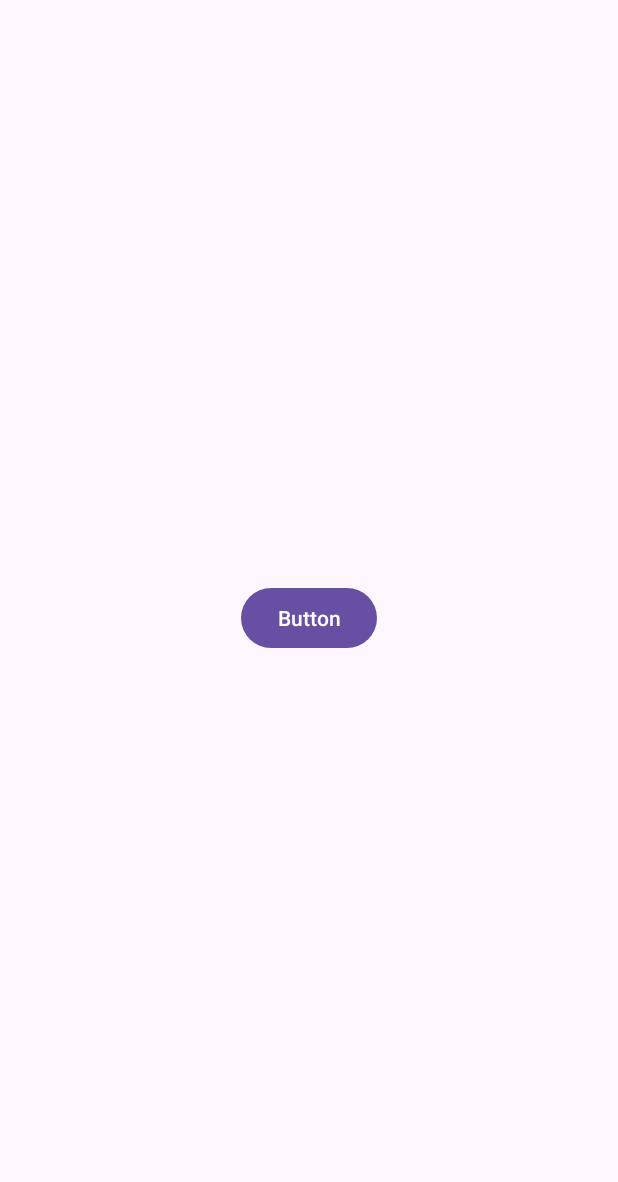
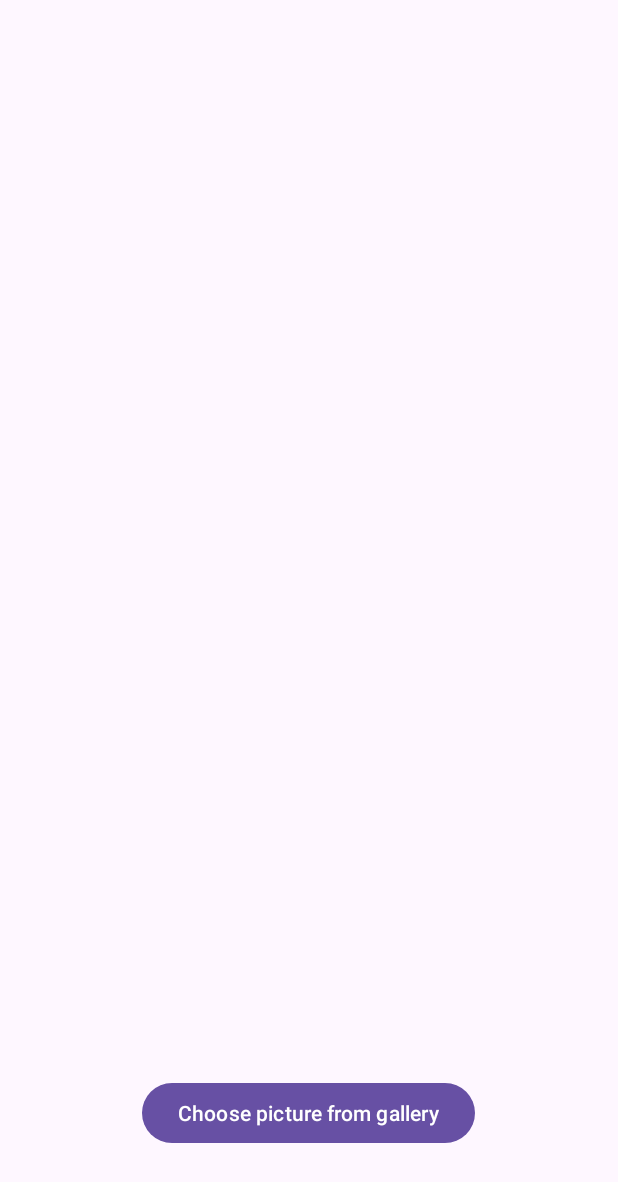
Before and after one commit to MJulia01/LogM_PMA_project, an Android app: the screen it shows after launch (Shake_Recipes before the commit, Choose_PictureTemplate after it), after a tap on "SHAKE IT", on a phone screen of 412 x 824 dp. Shown: the top 1182 px of the screen. Run offline under Robolectric (Android 15) with nearby library versions, the phone set to English and light mode, and no system bars.

Commit message:
Choose imgae from gallery working!  + converted shake button to test
man kan nu både vælge og indsætte billeder fra sit galleri :D

```diff
--- a/app/src/main/AndroidManifest.xml
+++ b/app/src/main/AndroidManifest.xml
@@ -12,6 +12,9 @@
         android:supportsRtl="true"
         android:theme="@style/Theme.MyFIRSTApplication"
         tools:targetApi="31">
+        <activity
+            android:name=".Choose_PictureTemplate"
+            android:exported="false" />
         <activity
             android:name=".Shake_Recipes"
             android:exported="false" />
--- /dev/null
+++ b/app/src/main/java/com/example/myfirstapplication/Choose_PictureTemplate.java
@@ -0,0 +1,46 @@
+package com.example.myfirstapplication;
+
+import static android.app.Activity.RESULT_OK;
+
+import android.content.Intent;
+import android.net.Uri;
+import android.os.Bundle;
+import android.provider.MediaStore;
+import android.view.View;
+import android.widget.Button;
+import android.widget.ImageView;
+
+import androidx.activity.EdgeToEdge;
+import androidx.appcompat.app.AppCompatActivity;
+import androidx.core.graphics.Insets;
+import androidx.core.view.ViewCompat;
+import androidx.core.view.WindowInsetsCompat;
+
+public class Choose_PictureTemplate extends AppCompatActivity {
+
+    @Override
+    protected void onCreate(Bundle savedInstanceState) {
+        super.onCreate(savedInstanceState);
+        EdgeToEdge.enable(this);
+        setContentView(R.layout.activity_choose_picture_template);
+
+        Button galleryButton = findViewById(R.id.galleryButton);
+        galleryButton.setOnClickListener(new View.OnClickListener() {
+            @Override
+            public void onClick(View view) {
+                    Intent intent = new Intent(Intent.ACTION_PICK, MediaStore.Images.Media.EXTERNAL_CONTENT_URI);
+                    startActivityForResult(intent, 3);
+            }
+        });
+
+    }
+    @Override
+    protected void onActivityResult(int requestCode, int resultCode, Intent data) {
+        super.onActivityResult(requestCode, resultCode, data);
+        if (resultCode == RESULT_OK && data != null) {
+                Uri selectedImage = data.getData();
+                ImageView yourImage = findViewById(R.id.yourImage);
+                yourImage.setImageURI(selectedImage);
+            }
+        }
+}
--- a/app/src/main/java/com/example/myfirstapplication/MainActivity.java
+++ b/app/src/main/java/com/example/myfirstapplication/MainActivity.java
@@ -49,7 +49,7 @@ public class MainActivity extends AppCompatActivity {
             @Override
             public void onClick(View v) {
                 Log.d("BUTTONS", "User tapped the shakeITButton");
-                Intent intent = new Intent(MainActivity.this, Shake_Recipes.class);
+                Intent intent = new Intent(MainActivity.this, Choose_PictureTemplate.class);
                 startActivity(intent);
             }
         });
--- /dev/null
+++ b/app/src/main/res/layout/activity_choose_picture_template.xml
@@ -0,0 +1,33 @@
+<?xml version="1.0" encoding="utf-8"?>
+<androidx.constraintlayout.widget.ConstraintLayout xmlns:android="http://schemas.android.com/apk/res/android"
+    xmlns:app="http://schemas.android.com/apk/res-auto"
+    xmlns:tools="http://schemas.android.com/tools"
+    android:id="@+id/main"
+    android:layout_width="match_parent"
+    android:layout_height="match_parent"
+    tools:context=".Choose_PictureTemplate">
+
+
+    <Button
+        android:id="@+id/galleryButton"
+        android:layout_width="wrap_content"
+        android:layout_height="wrap_content"
+        android:text="Choose picture from gallery"
+        app:layout_constraintBottom_toBottomOf="parent"
+        app:layout_constraintEnd_toEndOf="parent"
+        app:layout_constraintHorizontal_bias="0.498"
+        app:layout_constraintStart_toStartOf="parent"
+        app:layout_constraintTop_toTopOf="parent"
+        app:layout_constraintVertical_bias="0.925" />
+
+    <ImageView
+        android:id="@+id/yourImage"
+        android:layout_width="match_parent"
+        android:layout_height="600dp"
+        app:layout_constraintBottom_toTopOf="@+id/galleryButton"
+        app:layout_constraintEnd_toEndOf="parent"
+        app:layout_constraintHorizontal_bias="0.5"
+        app:layout_constraintStart_toStartOf="parent"
+        app:layout_constraintTop_toTopOf="parent"
+        app:layout_constraintVertical_bias="0.5" />
+</androidx.constraintlayout.widget.ConstraintLayout>
```
